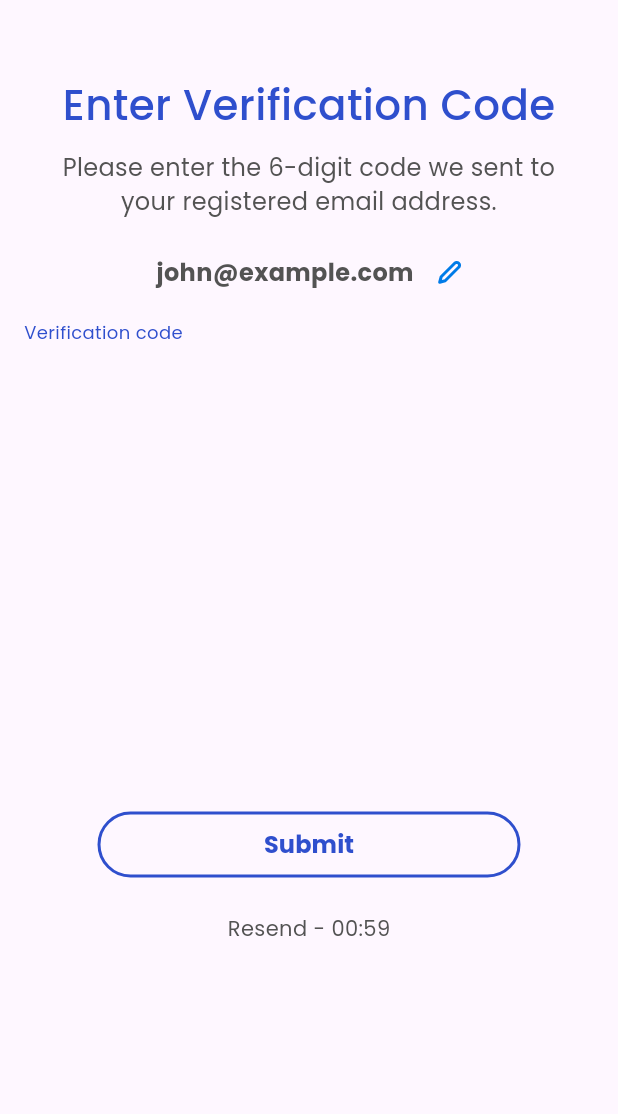
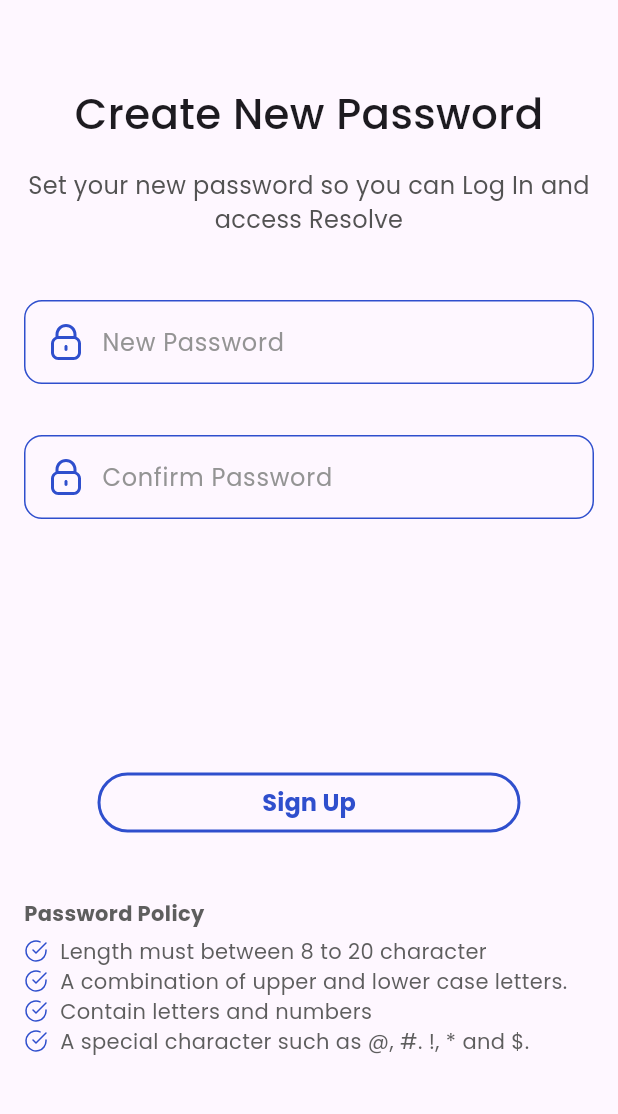
Before and after one commit to Ruzibekov/flutter_start, a Flutter app: the screen it shows after launch, on a phone screen of 412 x 824 dp, the part 120-1234 px from its top. Run offline on Flutter 3.47's test engine with Material 3 defaults, Android fonts, the phone set to English and light mode, and no system bars; our stand-ins replace flutter_svg.

Commit message:
add: NewPasswordScreen

```diff
--- a/lib/main.dart
+++ b/lib/main.dart
@@ -1,9 +1,5 @@
 import 'package:flutter/material.dart';
-import 'package:flutter_start/presentation/screens/otp_verification/OTPVerificationScreen.dart';
-import 'package:flutter_start/presentation/screens/sign_up/SignUpScreen.dart';
-
-import 'presentation/screens/no_internet/NoInternetScreen.dart';
-import 'presentation/screens/splash/SplashScreen.dart';
+import 'package:flutter_start/presentation/screens/new_password/NewPasswordScreen.dart';
 
 void main() {
   runApp(MyApp());
@@ -17,7 +13,7 @@ class MyApp extends StatelessWidget {
     return MaterialApp(
       title: "My second app",
       theme: ThemeData(primarySwatch: Colors.blue),
-      home: OTPVerificationScreen(),
+      home: NewPasswordScreen(),
     );
   }
 }
--- /dev/null
+++ b/lib/presentation/screens/new_password/NewPasswordScreen.dart
@@ -0,0 +1,244 @@
+import 'package:flutter/cupertino.dart';
+import 'package:flutter/material.dart';
+import 'package:flutter_svg/svg.dart';
+
+import '../../../core/theme/AppColors.dart';
+
+class NewPasswordScreen extends StatelessWidget {
+  const NewPasswordScreen({super.key});
+
+  @override
+  Widget build(BuildContext context) {
+    return Scaffold(
+      resizeToAvoidBottomInset: false,
+      body: SafeArea(
+        child: Padding(
+          padding: EdgeInsets.symmetric(horizontal: 16, vertical: 40),
+          child: Column(
+            children: [
+              SvgPicture.asset("assets/icons/ic_logo.svg", height: 40),
+
+              SizedBox(height: 56),
+
+              Text(
+                "Create New Password",
+                style: TextStyle(
+                  fontFamily: "Poppins",
+                  fontSize: 28,
+                  fontWeight: FontWeight.w500,
+                ),
+              ),
+
+              SizedBox(height: 16),
+
+              Text(
+                "Set your new password so you can Log In and access Resolve",
+                style: TextStyle(
+                  fontFamily: "Poppins",
+                  fontWeight: FontWeight.normal,
+                  fontSize: 16,
+                  color: AppColors.dark,
+                ),
+                textAlign: TextAlign.center,
+              ),
+
+              SizedBox(height: 42),
+
+              TextField(
+                decoration: InputDecoration(
+                  hintText: "New Password",
+                  hintStyle: TextStyle(
+                    fontFamily: "Poppins",
+                    fontWeight: FontWeight.normal,
+                    fontSize: 16,
+                    color: AppColors.hint,
+                  ),
+                  enabledBorder: OutlineInputBorder(
+                    borderSide: BorderSide(color: AppColors.primary),
+                    borderRadius: BorderRadius.circular(12),
+                  ),
+                  focusedBorder: OutlineInputBorder(
+                    borderRadius: BorderRadius.circular(12),
+                  ),
+                  prefixIcon: Padding(
+                    padding: EdgeInsets.only(
+                      left: 16,
+                      top: 16,
+                      bottom: 16,
+                      right: 8,
+                    ),
+                    child: SvgPicture.asset(
+                      "assets/icons/ic_lock.svg",
+                      width: 24,
+                      height: 24,
+                    ),
+                  ),
+                ),
+              ),
+
+              SizedBox(height: 34),
+
+              TextField(
+                decoration: InputDecoration(
+                  hintText: "Confirm Password",
+                  hintStyle: TextStyle(
+                    fontFamily: "Poppins",
+                    fontSize: 16,
+                    fontWeight: FontWeight.normal,
+                    color: AppColors.hint,
+                  ),
+                  enabledBorder: OutlineInputBorder(
+                    borderSide: BorderSide(color: AppColors.primary),
+                    borderRadius: BorderRadius.circular(12),
+                  ),
+                  focusedBorder: OutlineInputBorder(
+                    borderSide: BorderSide(color: AppColors.primary),
+                    borderRadius: BorderRadius.circular(12),
+                  ),
+                  prefixIcon: Padding(
+                    padding: EdgeInsets.only(
+                      left: 16,
+                      top: 16,
+                      right: 8,
+                      bottom: 16,
+                    ),
+                    child: SvgPicture.asset("assets/icons/ic_lock.svg"),
+                  ),
+                ),
+              ),
+
+              Expanded(flex: 1, child: Container()),
+
+              Padding(
+                padding: EdgeInsets.symmetric(horizontal: 49),
+                child: SizedBox(
+                  width: double.infinity,
+                  child: TextButton(
+                    onPressed: () {},
+                    style: OutlinedButton.styleFrom(
+                      side: BorderSide(color: AppColors.primary, width: 2),
+                    ),
+                    child: Text(
+                      "Sign Up",
+                      style: TextStyle(
+                        fontSize: 16,
+                        fontFamily: "Poppins",
+                        fontWeight: FontWeight.bold,
+                        color: AppColors.primary,
+                      ),
+                    ),
+                  ),
+                ),
+              ),
+
+              SizedBox(height: 40),
+
+              Align(
+                alignment: Alignment.centerLeft,
+                child: Text(
+                  "Password Policy",
+                  style: TextStyle(
+                    fontFamily: "Poppins",
+                    fontWeight: FontWeight.bold,
+                    fontSize: 14,
+                    color: AppColors.gray,
+                  ),
+                ),
+              ),
+
+              SizedBox(height: 5),
+
+              Row(
+                children: [
+                  SvgPicture.asset(
+                    "assets/icons/ic_check.svg",
+                    width: 16,
+                    height: 16,
+                  ),
+
+                  SizedBox(width: 8),
+
+                  Text(
+                    "Length must between 8 to 20 character",
+                    style: TextStyle(
+                      fontFamily: "Poppins",
+                      fontWeight: FontWeight.normal,
+                      fontSize: 14,
+                      color: AppColors.gray,
+                    ),
+                  ),
+                ],
+              ),
+
+              Row(
+                children: [
+                  SvgPicture.asset(
+                    "assets/icons/ic_check.svg",
+                    width: 16,
+                    height: 16,
+                  ),
+
+                  SizedBox(width: 8),
+
+                  Text(
+                    "A combination of upper and lower case letters. ",
+                    style: TextStyle(
+                      fontFamily: "Poppins",
+                      fontWeight: FontWeight.normal,
+                      fontSize: 14,
+                      color: AppColors.gray,
+                    ),
+                  ),
+                ],
+              ),
+
+              Row(
+                children: [
+                  SvgPicture.asset(
+                    "assets/icons/ic_check.svg",
+                    width: 16,
+                    height: 16,
+                  ),
+
+                  SizedBox(width: 8),
+
+                  Text(
+                    "Contain letters and numbers",
+                    style: TextStyle(
+                      fontFamily: "Poppins",
+                      fontWeight: FontWeight.normal,
+                      fontSize: 14,
+                      color: AppColors.gray,
+                    ),
+                  ),
+                ],
+              ),
+
+              Row(
+                children: [
+                  SvgPicture.asset(
+                    "assets/icons/ic_check.svg",
+                    width: 16,
+                    height: 16,
+                  ),
+
+                  SizedBox(width: 8),
+
+                  Text(
+                    "A special character such as @, #. !, * and \$.",
+                    style: TextStyle(
+                      fontFamily: "Poppins",
+                      fontWeight: FontWeight.normal,
+                      fontSize: 14,
+                      color: AppColors.gray,
+                    ),
+                  ),
+                ],
+              ),
+            ],
+          ),
+        ),
+      ),
+    );
+  }
+}
```
Also changed, not shown: assets/icons/ic_check.svg (added), assets/icons/ic_lock.svg (added).
